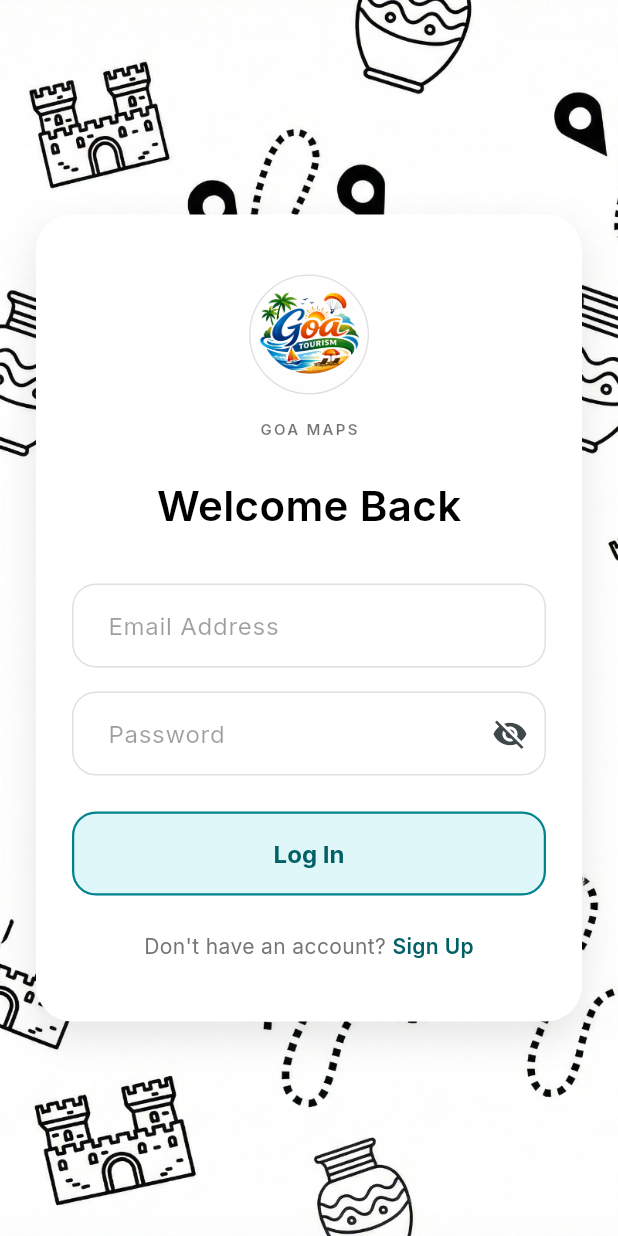
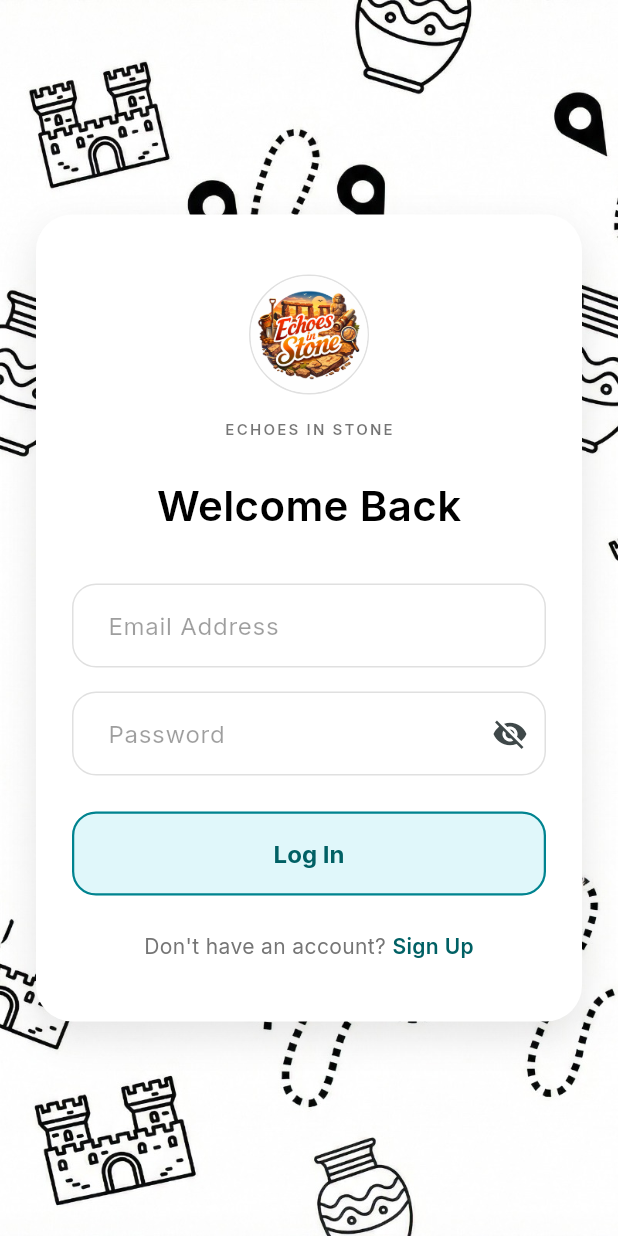
Before and after one commit to souza2026/final-year, a Flutter app: the screen it shows after launch, on a phone screen of 412 x 824 dp. Run offline on Flutter 3.47's test engine with Material 3 defaults, Android fonts, the phone set to English and light mode, and no system bars; our stand-ins replace cached_network_image, flutter_form_builder, flutter_map, form_builder_validators, go_router, google_fonts and 4 more; accounts and stored records are empty.

Commit message:
Rename app to Echoes in Stone

```diff
--- a/lib/main.dart
+++ b/lib/main.dart
@@ -110,7 +110,7 @@ class MyApp extends StatelessWidget {
           final appRouter = router ?? AppRouter(authService).router;
 
           return MaterialApp.router(
-            title: 'Goa Maps',
+            title: 'Echoes in Stone',
             theme: lightTheme,        // Primary light theme
             darkTheme: darkTheme,     // Backup dark theme
             themeMode: themeProvider.themeMode, // Current mode from ThemeProvider
--- a/lib/src/screens/admin_home_screen.dart
+++ b/lib/src/screens/admin_home_screen.dart
@@ -51,7 +51,7 @@ class AdminHomeScreen extends StatelessWidget {
               ),
               const SizedBox(width: 12),
               Text(
-                'Goa Maps',
+                'Echoes in Stone',
                 style: GoogleFonts.inter(
                   fontSize: 22,
                   fontWeight: FontWeight.bold,
--- a/lib/src/screens/onboarding_screen.dart
+++ b/lib/src/screens/onboarding_screen.dart
@@ -251,7 +251,7 @@ class _OnboardingScreenState extends State<OnboardingScreen> {
 
                         // App name branding text.
                         Text(
-                          'GOA MAPS',
+                          'ECHOES IN STONE',
                           style: GoogleFonts.inter(
                             fontSize: 10,
                             letterSpacing: 1.5,
```
Also changed, not shown: assets/logo.png, 4 other files.
